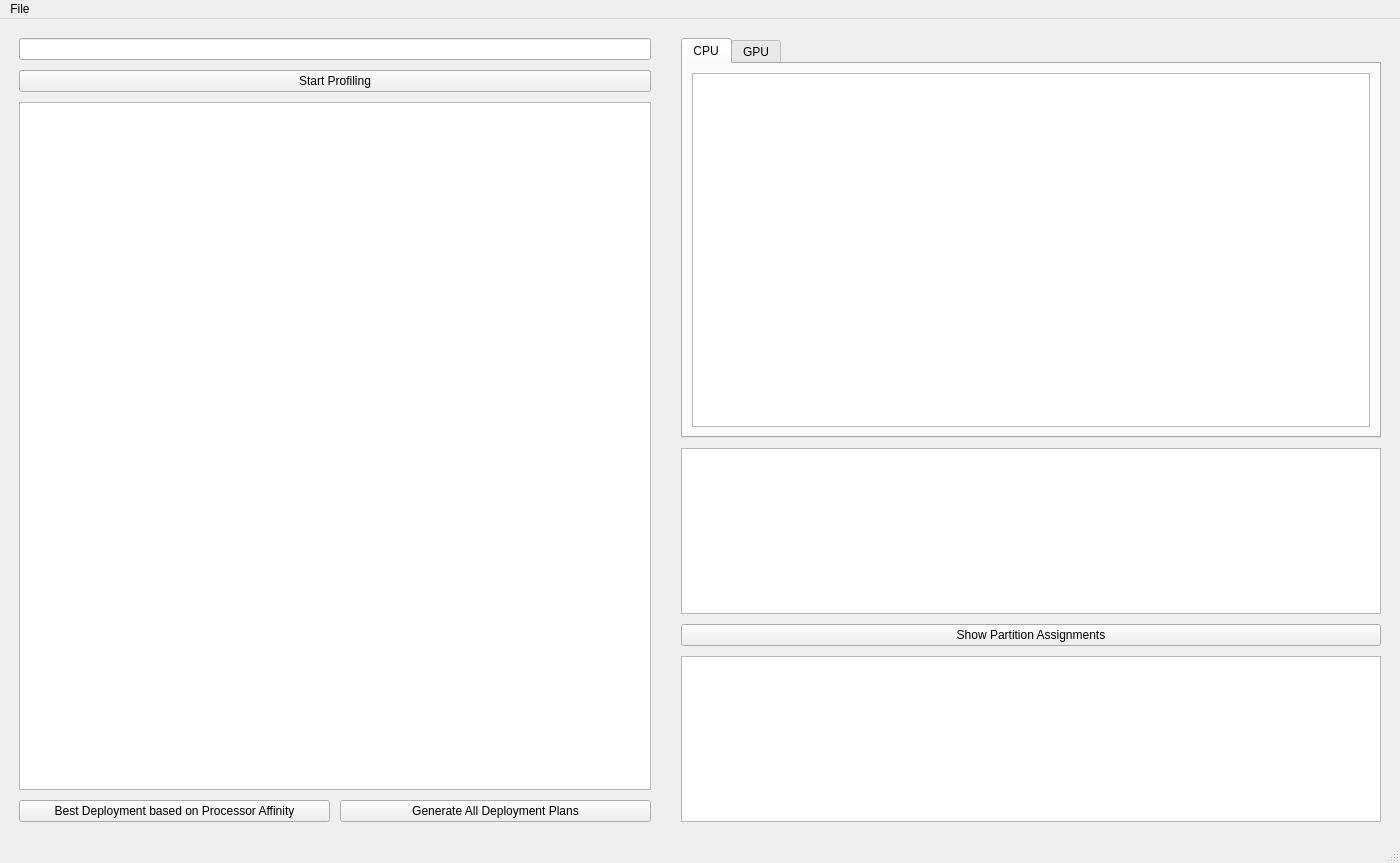
misunyu/multimodel-scheduling, file schedule_generator_display.ui: the form before one commit.
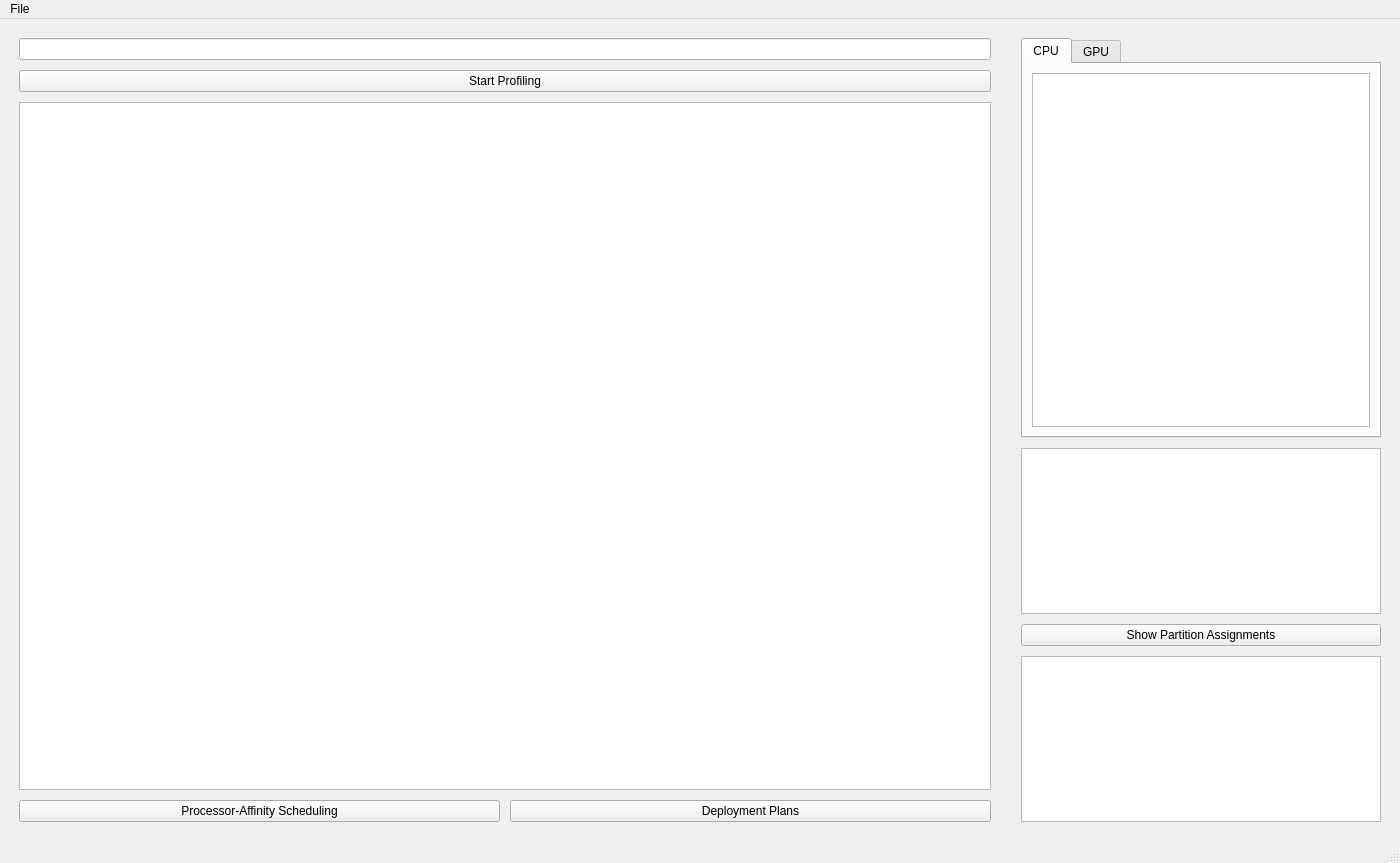
The form after the commit.

Commit message:
Refine UI layout and adjust table headers for improved responsiveness:
- Replaced inner layouts with container widgets for better size policy handling and flexibility.
- Reduced minimum sizes of UI elements for improved adaptability on smaller screens.
- Simplified button labels for clarity.
- Updated table headers to reflect combined CPU+GPU metrics.

Patch:
```diff
--- a/schedule_generator_display.ui
+++ b/schedule_generator_display.ui
@@ -19,7 +19,14 @@
      <number>10</number>
     </property>
     <item>
-     <layout class="QVBoxLayout" name="leftLayout">
+     <widget class="QWidget" name="leftContainer">
+      <property name="sizePolicy">
+       <sizepolicy hsizetype="Expanding" vsizetype="Preferred">
+        <horstretch>3</horstretch>
+        <verstretch>0</verstretch>
+       </sizepolicy>
+      </property>
+      <layout class="QVBoxLayout" name="leftLayout">
       <property name="spacing">
        <number>10</number>
       </property>
@@ -59,7 +66,7 @@
         </property>
         <property name="minimumSize">
          <size>
-          <width>200</width>
+          <width>150</width>
           <height>550</height>
          </size>
         </property>
@@ -70,23 +77,31 @@
         <item>
          <widget class="QPushButton" name="generate_static_button">
           <property name="text">
-           <string>Best Deployment based on Processor Affinity</string>
+           <string>Processor-Affinity Scheduling</string>
           </property>
          </widget>
         </item>
         <item>
          <widget class="QPushButton" name="generate_all_button">
           <property name="text">
-           <string>Generate All Deployment Plans</string>
+           <string>Deployment Plans</string>
           </property>
          </widget>
         </item>
        </layout>
       </item>
      </layout>
+     </widget>
     </item>
     <item>
-     <layout class="QVBoxLayout" name="rightLayout">
+     <widget class="QWidget" name="rightContainer">
+      <property name="sizePolicy">
+       <sizepolicy hsizetype="Expanding" vsizetype="Preferred">
+        <horstretch>1</horstretch>
+        <verstretch>0</verstretch>
+       </sizepolicy>
+      </property>
+      <layout class="QVBoxLayout" name="rightLayout">
       <property name="spacing">
        <number>10</number>
       </property>
@@ -106,7 +121,7 @@
        <widget class="QTabWidget" name="result_tab_widget">
         <property name="minimumSize">
          <size>
-          <width>500</width>
+          <width>280</width>
           <height>400</height>
          </size>
         </property>
@@ -139,7 +154,7 @@
        <widget class="QTableWidget" name="total_table">
         <property name="minimumSize">
          <size>
-          <width>700</width>
+          <width>360</width>
           <height>160</height>
          </size>
         </property>
@@ -156,7 +171,7 @@
        <widget class="QPlainTextEdit" name="log_output">
         <property name="minimumSize">
          <size>
-          <width>500</width>
+          <width>280</width>
           <height>150</height>
          </size>
         </property>
@@ -166,6 +181,7 @@
        </widget>
       </item>
      </layout>
+     </widget>
     </item>
    </layout>
   </widget>
```
The commit also changes 1 other file.
